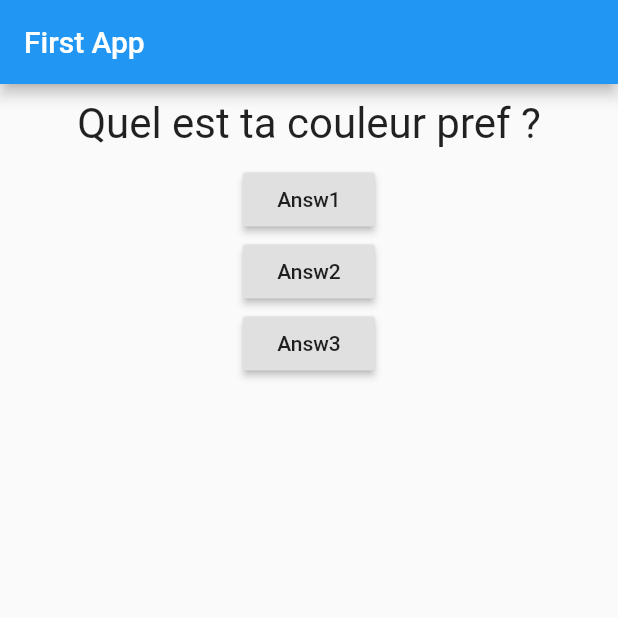
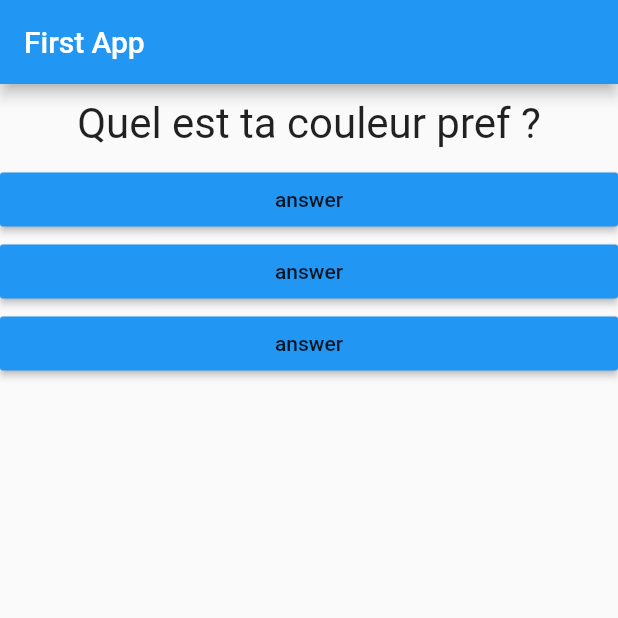
Before and after one commit to AlexStotch/questionsFlutter, a Flutter app: the screen it shows after launch, on a phone screen of 412 x 824 dp, the top half of it. Run offline on Flutter 3.47's test engine with Material 2 defaults, Android fonts, the phone set to English and light mode, and no system bars.

Commit message:
new answer.dart

```diff
--- /dev/null
+++ b/flutter_quizz/lib/answer.dart
@@ -0,0 +1,19 @@
+import 'package:flutter/material.dart';
+
+class Answer extends StatelessWidget {
+  final Function selectHadler;
+
+  Answer(this.selectHadler);
+
+  @override
+  Widget build(BuildContext context) {
+    return Container(
+      width: double.infinity,
+      child: RaisedButton(
+        color: Colors.blue,
+        child: Text('answer'),
+        onPressed: selectHadler,
+      ),
+    );
+  }
+}
--- a/flutter_quizz/lib/main.dart
+++ b/flutter_quizz/lib/main.dart
@@ -1,6 +1,7 @@
 import 'package:flutter/material.dart';
 
 import './question.dart';
+import './answer.dart';
 
 void main() => runApp(MyApp());
 
@@ -12,7 +13,7 @@ class MyApp extends StatefulWidget {
 }
 
 class _MyAppState extends State<MyApp> {
-var _questionIndex = 0;
+  var _questionIndex = 0;
 
   void _answerQuestion() {
     setState(() {
@@ -34,11 +35,9 @@ var _questionIndex = 0;
           ),
           body: Column(children: [
             Question(_questions[_questionIndex]),
-            RaisedButton(child: Text('Answ1'), onPressed:  () => print('answer2'),),
-            RaisedButton(child: Text('Answ2'), onPressed:  _answerQuestion,),
-            RaisedButton(child: Text('Answ3'), onPressed:  () {
-              print('answer3');
-            },),
+            Answer(_answerQuestion),
+            Answer(_answerQuestion),
+            Answer(_answerQuestion),
           ])),
     );
   }
```
